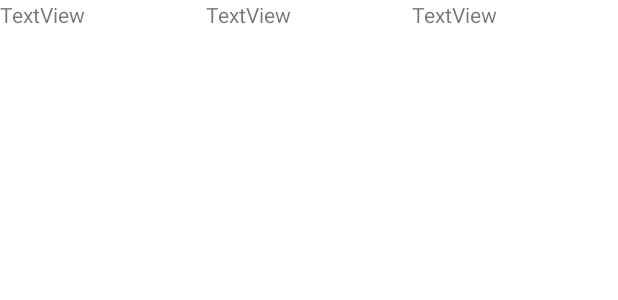
After one commit to mobe-vacances/drotomat, an Android app: the layout score_item.xml on its own in the app's theme, with its tools: preview values and no code run, on a phone screen of 412 x 824 dp. The commit adds this screen. Shown: the top 300 px of the screen. Run offline under Robolectric (Android 15) with nearby library versions, the phone set to English and light mode, and no system bars.

Commit message:
high scores

```diff
--- a/app/src/main/java/m2dl/mobe/vacances/challenge/menu/MenuActivity.java
+++ b/app/src/main/java/m2dl/mobe/vacances/challenge/menu/MenuActivity.java
@@ -15,6 +15,7 @@ import com.google.firebase.database.FirebaseDatabase;
 import m2dl.mobe.vacances.challenge.R;
 import m2dl.mobe.vacances.challenge.credits.CreditsActivity;
 import m2dl.mobe.vacances.challenge.firebase.FirebaseInstallationService;
+import m2dl.mobe.vacances.challenge.firebase.GlobalHighscoresHandler;
 import m2dl.mobe.vacances.challenge.game.GameActivity;
 import m2dl.mobe.vacances.challenge.game.mobengine.activities.SoundActivity;
 import m2dl.mobe.vacances.challenge.rules.RulesActivity;
@@ -41,6 +42,7 @@ public class MenuActivity extends SoundActivity {
         editText.addTextChangedListener(new UsernameChangedListener(preferences));
 
         FirebaseInstallationService.init();
+        GlobalHighscoresHandler.init();
     }
 
     public void launchGame(View v) {
--- a/app/src/main/java/m2dl/mobe/vacances/challenge/scores/ScoresActivity.java
+++ b/app/src/main/java/m2dl/mobe/vacances/challenge/scores/ScoresActivity.java
@@ -3,8 +3,10 @@ package m2dl.mobe.vacances.challenge.scores;
 import android.app.Activity;
 import android.os.Bundle;
 import android.view.View;
+import android.widget.ListView;
 
 import m2dl.mobe.vacances.challenge.R;
+import m2dl.mobe.vacances.challenge.firebase.GlobalHighscoresHandler;
 import m2dl.mobe.vacances.challenge.game.mobengine.activities.SoundActivity;
 
 public class ScoresActivity extends SoundActivity {
@@ -13,6 +15,10 @@ public class ScoresActivity extends SoundActivity {
     protected void onCreate(Bundle savedInstanceState) {
         super.onCreate(savedInstanceState);
         setContentView(R.layout.activity_scores);
+
+        ((ListView) findViewById(R.id.score_list)).setAdapter(
+                new ScoreAdapter(this, GlobalHighscoresHandler.getScores())
+        );
     }
 
     public void back(View view) {
--- /dev/null
+++ b/app/src/main/res/layout/score_item.xml
@@ -0,0 +1,27 @@
+<?xml version="1.0" encoding="utf-8"?>
+<LinearLayout xmlns:android="http://schemas.android.com/apk/res/android"
+    android:layout_width="match_parent"
+    android:layout_height="match_parent">
+
+    <TextView
+        android:id="@+id/score_item_index"
+        android:layout_width="wrap_content"
+        android:layout_height="wrap_content"
+        android:layout_weight="1"
+        android:text="TextView" />
+
+    <TextView
+        android:id="@+id/score_item_name"
+        android:layout_width="wrap_content"
+        android:layout_height="wrap_content"
+        android:layout_weight="1"
+        android:text="TextView" />
+
+    <TextView
+        android:id="@+id/score_item_value"
+        android:layout_width="wrap_content"
+        android:layout_height="wrap_content"
+        android:layout_weight="1"
+        android:text="TextView" />
+
+</LinearLayout>
--- a/app/src/main/res/values/strings.xml
+++ b/app/src/main/res/values/strings.xml
@@ -15,7 +15,7 @@
 
     <string name="game_over_title">NUL</string>
     <string name="game_over_your_score_is">Score : %1$d</string>
-    <string name="game_over_your_highscore_is">Record : %1$d</string>
+    <string name="game_over_your_highscore_is">Record personnel : %1$d</string>
 
     <string name="rules_title">Règles</string>
     <string name="rules_text">expliquer des trucs là</string>
```
Also changed, not shown: app/src/main/java/m2dl/mobe/vacances/challenge/scores/ScoreAdapter.java (added, +44 -0 lines), app/src/main/res/layout/activity_scores.xml (+13 -0 lines).
